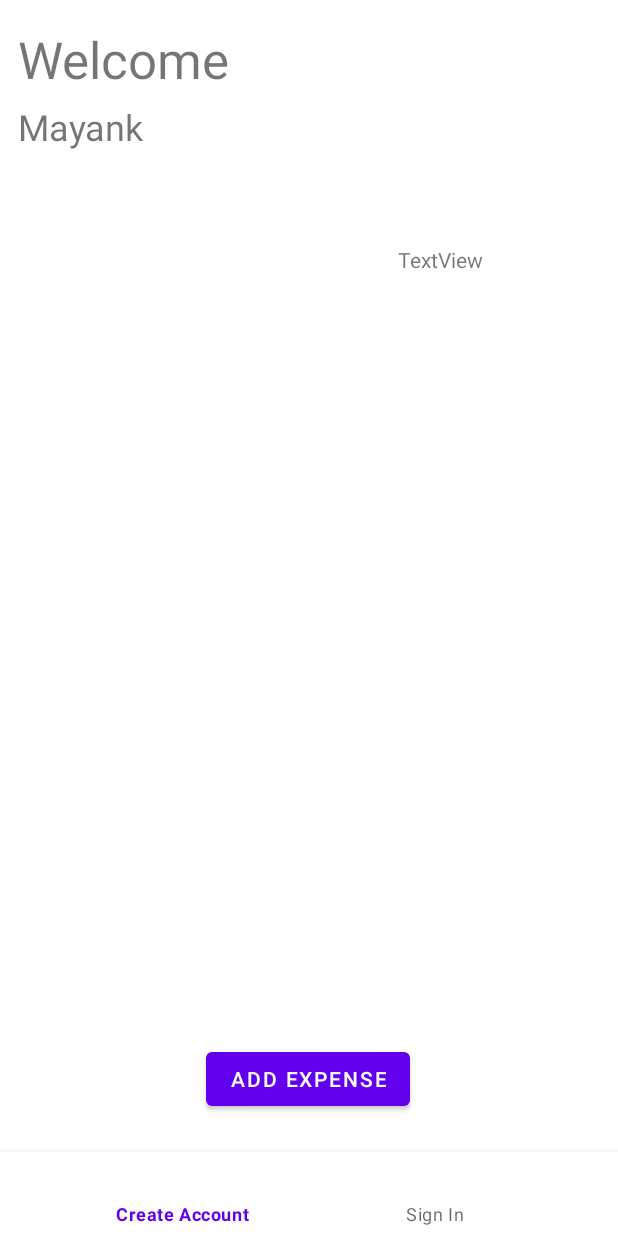
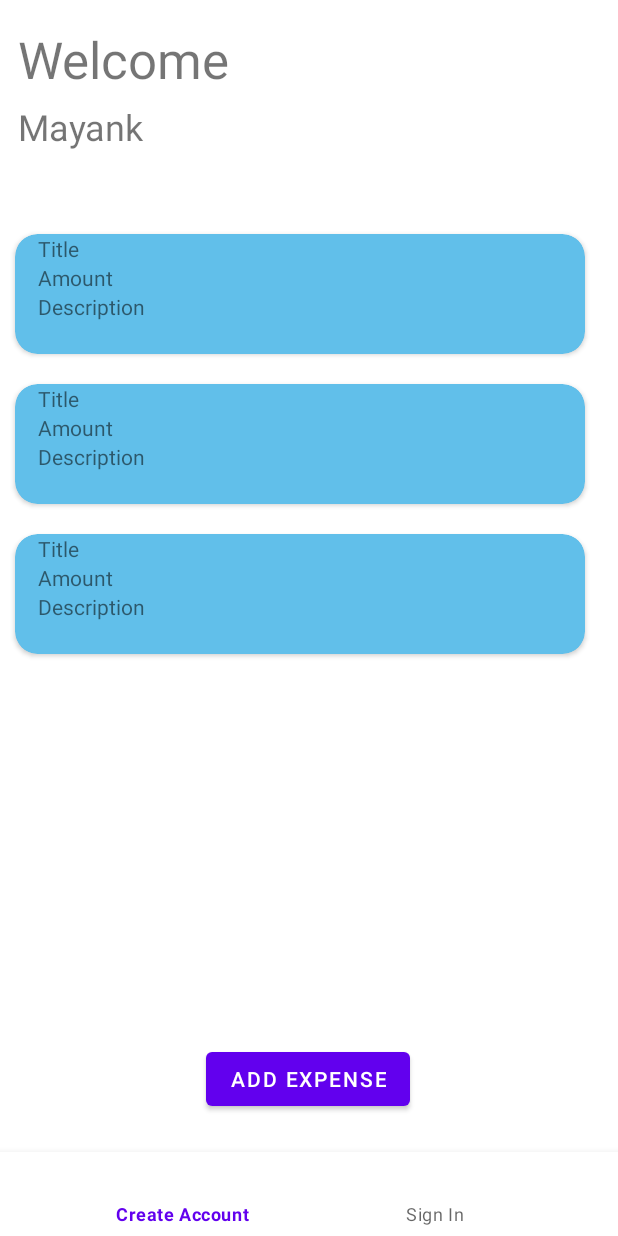
Before and after one commit to mayankk25/Budget-Tracker, an Android app: the layout main_fragment.xml on its own in the app's theme, with its tools: preview values and no code run, on a phone screen of 412 x 824 dp. Run offline under Robolectric (Android 15) with nearby library versions, the phone set to English and light mode, and no system bars.

Commit message:
Initial version of Recycler View

```diff
--- /dev/null
+++ b/app/src/main/java/com/example/budgettracker/Util.kt
@@ -0,0 +1,6 @@
+package com.example.budgettracker
+
+import android.widget.TextView
+import androidx.recyclerview.widget.RecyclerView
+
+class TextItemViewHolder(val textView: TextView): RecyclerView.ViewHolder(textView) {}
--- a/app/src/main/res/layout/main_fragment.xml
+++ b/app/src/main/res/layout/main_fragment.xml
@@ -19,18 +19,6 @@
             app:layout_constraintStart_toStartOf="parent"
             app:layout_constraintTop_toTopOf="parent"
             app:layout_constraintVertical_bias="0.896" />
-
-        <TextView
-            android:id="@+id/textView"
-            android:layout_width="wrap_content"
-            android:layout_height="wrap_content"
-            android:text="TextView"
-            app:layout_constraintBottom_toTopOf="@+id/addExpenseButton"
-            app:layout_constraintEnd_toEndOf="parent"
-            app:layout_constraintHorizontal_bias="0.747"
-            app:layout_constraintStart_toStartOf="parent"
-            app:layout_constraintTop_toTopOf="parent"
-            app:layout_constraintVertical_bias="0.242" />
 
         <TextView
             android:id="@+id/user_name"
@@ -70,6 +58,19 @@
             app:layout_constraintVertical_bias="1.0"
             app:menu="@menu/bottom_navigation_menu" />
 
+        <androidx.recyclerview.widget.RecyclerView
+            android:id="@+id/budget_list"
+            android:layout_width="412dp"
+            android:layout_height="499dp"
+            app:layoutManager="androidx.recyclerview.widget.LinearLayoutManager"
+            app:layout_constraintBottom_toTopOf="@+id/addExpenseButton"
+            app:layout_constraintEnd_toEndOf="parent"
+            app:layout_constraintHorizontal_bias="0.0"
+            app:layout_constraintStart_toStartOf="parent"
+            app:layout_constraintTop_toBottomOf="@+id/user_name"
+            app:layout_constraintVertical_bias="0.476"
+            tools:listitem="@layout/text_item_view"/>
+
 
     </androidx.constraintlayout.widget.ConstraintLayout>
 </layout>
--- /dev/null
+++ b/app/src/main/res/layout/text_item_view.xml
@@ -0,0 +1,44 @@
+<?xml version="1.0" encoding="utf-8"?>
+<androidx.cardview.widget.CardView
+    xmlns:android="http://schemas.android.com/apk/res/android"
+    xmlns:app="http://schemas.android.com/apk/res-auto"
+    xmlns:tools="http://schemas.android.com/tools"
+    android:id="@+id/list_item"
+    android:layout_width="380dp"
+    android:layout_height="80dp"
+    android:layout_margin="10dp"
+    app:cardCornerRadius="15dp"
+    app:cardBackgroundColor="@color/light_blue"
+    app:layout_constraintBottom_toBottomOf="parent"
+    app:layout_constraintEnd_toEndOf="parent"
+    app:layout_constraintStart_toStartOf="parent"
+    app:layout_constraintTop_toTopOf="parent">
+
+    <LinearLayout
+        android:layout_width="match_parent"
+        android:layout_height="match_parent"
+        android:orientation="vertical">
+
+        <TextView
+            android:id="@+id/textView"
+            android:layout_width="match_parent"
+            android:layout_height="wrap_content"
+            android:paddingLeft="15dp"
+            android:text="Title" />
+
+        <TextView
+            android:id="@+id/textView2"
+            android:layout_width="match_parent"
+            android:layout_height="wrap_content"
+            android:paddingLeft="15dp"
+            android:text="Amount" />
+
+        <TextView
+            android:id="@+id/textView3"
+            android:layout_width="match_parent"
+            android:layout_height="wrap_content"
+            android:paddingLeft="15dp"
+            android:text="Description" />
+
+    </LinearLayout>
+</androidx.cardview.widget.CardView>
--- a/app/src/main/res/values/colors.xml
+++ b/app/src/main/res/values/colors.xml
@@ -7,4 +7,6 @@
     <color name="teal_700">#FF018786</color>
     <color name="black">#FF000000</color>
     <color name="white">#FFFFFFFF</color>
+
+    <color name="light_blue">#61BFEA</color>
 </resources>
```
Also changed, not shown: app/src/main/java/com/example/budgettracker/AddExpenseFragment.kt (+13 -7 lines), app/src/main/java/com/example/budgettracker/ExpenseAdapter.kt (added, +37 -0 lines), app/src/main/java/com/example/budgettracker/MainFragment.kt (+32 -2 lines), app/src/main/java/com/example/budgettracker/database/Expense.kt (+6 -6 lines).
